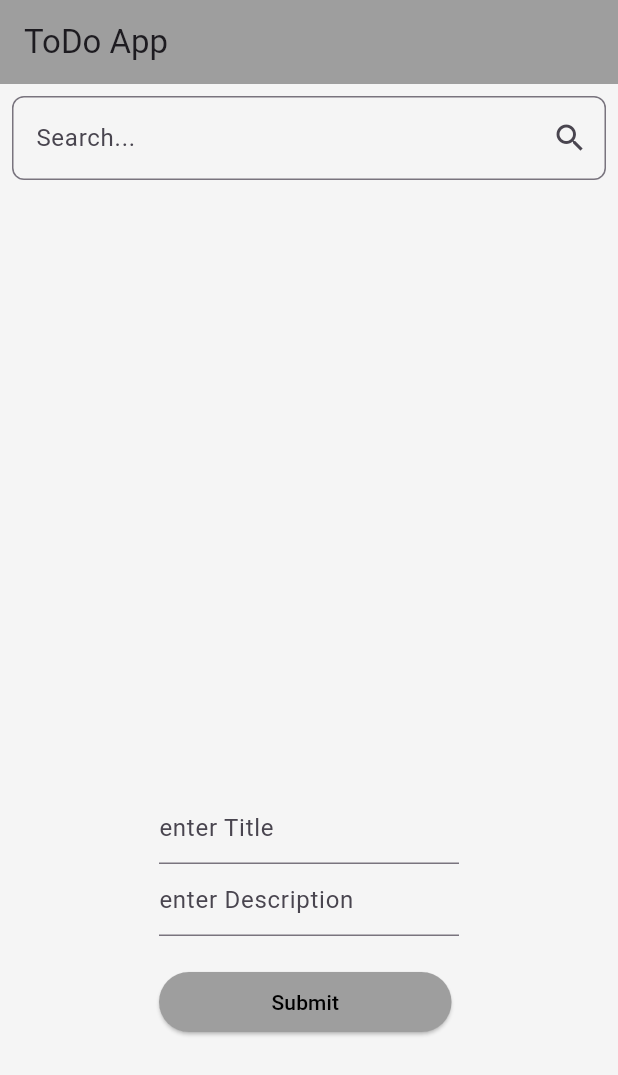
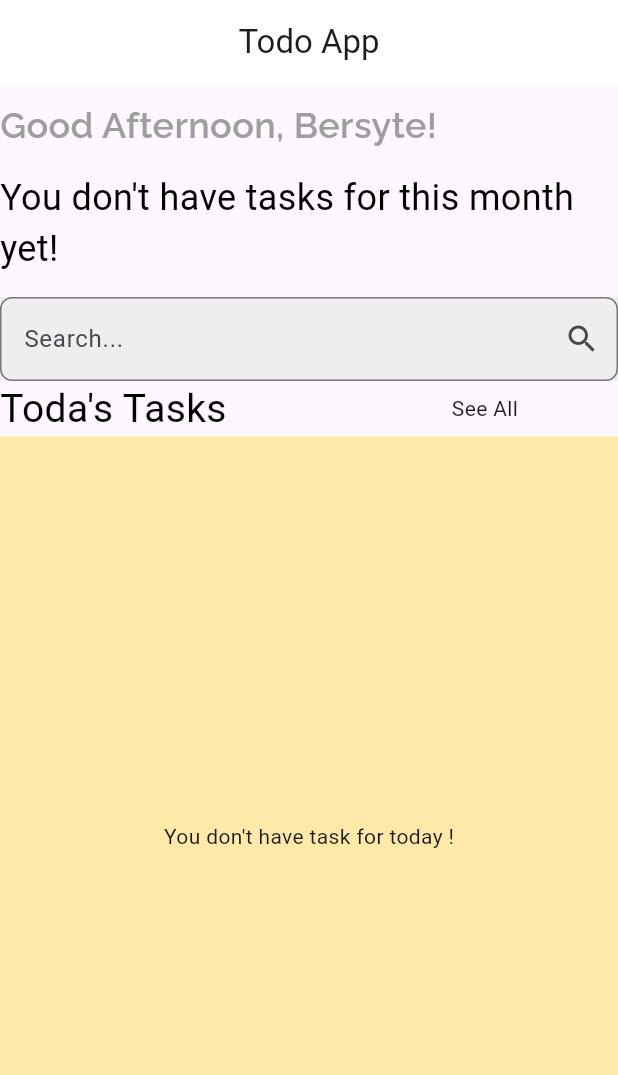
Before and after one commit to oblivion36/todo-app, a Flutter app: the screen it shows after launch, on a phone screen of 412 x 824 dp. Shown: the top 1075 px of the screen. Run offline on Flutter 3.47's test engine with Material 3 defaults, Android fonts, the phone set to English and light mode, and no system bars; our stand-ins replace connectivity_plus, either_dart, equatable, flutter_bloc, flutter_riverpod, get_it and 4 more; accounts and stored records are empty.

Commit message:
file structure

```diff
--- a/lib/main.dart
+++ b/lib/main.dart
@@ -1,6 +1,5 @@
-import 'package:dms/modules/practice/riverpod.dart';
+import 'package:dms/modules/Dashboard/presentation/views/home_screen.dart';
 import 'package:dms/modules/todo_app/data/model/todo_hive_model.dart';
-import 'package:dms/modules/todo_app/presentation/view/todo_page.dart';
 import 'package:dms/services/locator.dart';
 import 'package:flutter/material.dart';
 import 'package:flutter_riverpod/flutter_riverpod.dart';
@@ -29,7 +28,7 @@ class MyApp extends StatelessWidget {
       debugShowCheckedModeBanner: false,
       home: ProviderScope(
         // create: (context) => DashboardBloc(),
-        child: TodoPage(),
+        child: HomeScreen(),
       ),
     );
   }
--- /dev/null
+++ b/lib/modules/Dashboard/presentation/views/home_screen.dart
@@ -0,0 +1,81 @@
+import 'package:flutter/material.dart';
+import 'package:google_fonts/google_fonts.dart';
+
+class HomeScreen extends StatelessWidget {
+  const HomeScreen({super.key});
+
+  @override
+  Widget build(BuildContext context) {
+    return Scaffold(
+      appBar: AppBar(
+        title: const Center(child: Text("Todo App")),
+        backgroundColor: Colors.white,
+      ),
+      body: Column(
+        crossAxisAlignment: CrossAxisAlignment.start,
+        children: [
+          const SizedBox(
+            height: 10,
+          ),
+          Text(
+            'Good Afternoon, Bersyte!',
+            style: GoogleFonts.raleway(
+              fontSize: 24,
+              fontWeight: FontWeight.w600,
+              color: Colors.grey,
+            ),
+          ),
+          const SizedBox(
+            height: 15,
+          ),
+          const Text(
+            "You don't have tasks for this month yet! ",
+            style: TextStyle(color: Colors.black, fontSize: 24),
+          ),
+          const SizedBox(
+            height: 15,
+          ),
+          Container(
+            color: Colors.grey.shade200,
+            child: TextFormField(
+              onChanged: (value) {
+                // BlocProvider.of<ToDoBloc>(context)
+                //     .add(SearchTasksEvent());
+              },
+              // controller: BlocProvider.of<ToDoBloc>(context)
+              //     .searchTextController,
+              decoration: InputDecoration(
+                hintText: 'Search...',
+                suffixIcon: const Icon(Icons.search),
+                border: OutlineInputBorder(
+                  borderRadius: BorderRadius.circular(8.0),
+                ),
+              ),
+            ),
+          ),
+          const Row(
+            children: [
+              Text(
+                "Toda's Tasks",
+                style: TextStyle(color: Colors.black, fontSize: 26),
+              ),
+              SizedBox(
+                width: 150,
+              ),
+              Text("See All"),
+            ],
+          ),
+          Expanded(
+            child: Container(
+              // decoration:
+              // BoxDecoration(borderRadius: BorderRadius.circular(16)),
+              color: Color.fromARGB(255, 255, 233, 168),
+              child:
+                  const Center(child: Text("You don't have task for today !")),
+            ),
+          )
+        ],
+      ),
+    );
+  }
+}
--- a/lib/services/locator.dart
+++ b/lib/services/locator.dart
@@ -1,6 +1,4 @@
-import 'package:dms/modules/dashboard/data/repository_impl/get_details_repository_impl.dart';
-import 'package:dms/modules/dashboard/domain/repository/get_details_repository.dart';
-import 'package:dms/modules/dashboard/domain/usecase/get_details_usecase.dart';
+
 import 'package:dms/modules/todo_app/data/repository_impl/todo_delete_repository_impl.dart';
 import 'package:dms/modules/todo_app/data/repository_impl/todo_edit_repository_impl.dart';
 import 'package:dms/modules/todo_app/data/repository_impl/todo_post_repository_imp.dart';
@@ -13,9 +11,7 @@ final serviceLocator = GetIt.instance;
 
 void initializeDependencies() async {
   // **************************** Get Details ****************************
-  serviceLocator.registerSingleton<GetDetailsRepo>(GertDetailsRepoImpl());
-  serviceLocator
-      .registerLazySingleton<GetDetailsUsacase>(() => GetDetailsUsacase());
+
   serviceLocator.registerSingleton<ToDoRepo>(ToDORepoImpl());
   serviceLocator.registerLazySingleton<ToDOUsecase>(() => ToDOUsecase());
   serviceLocator.registerSingleton<ToDoAddRepo>(ToDOPostRepoImpl());
```
Also changed, not shown: pubspec.yaml (+3 -4 lines).
